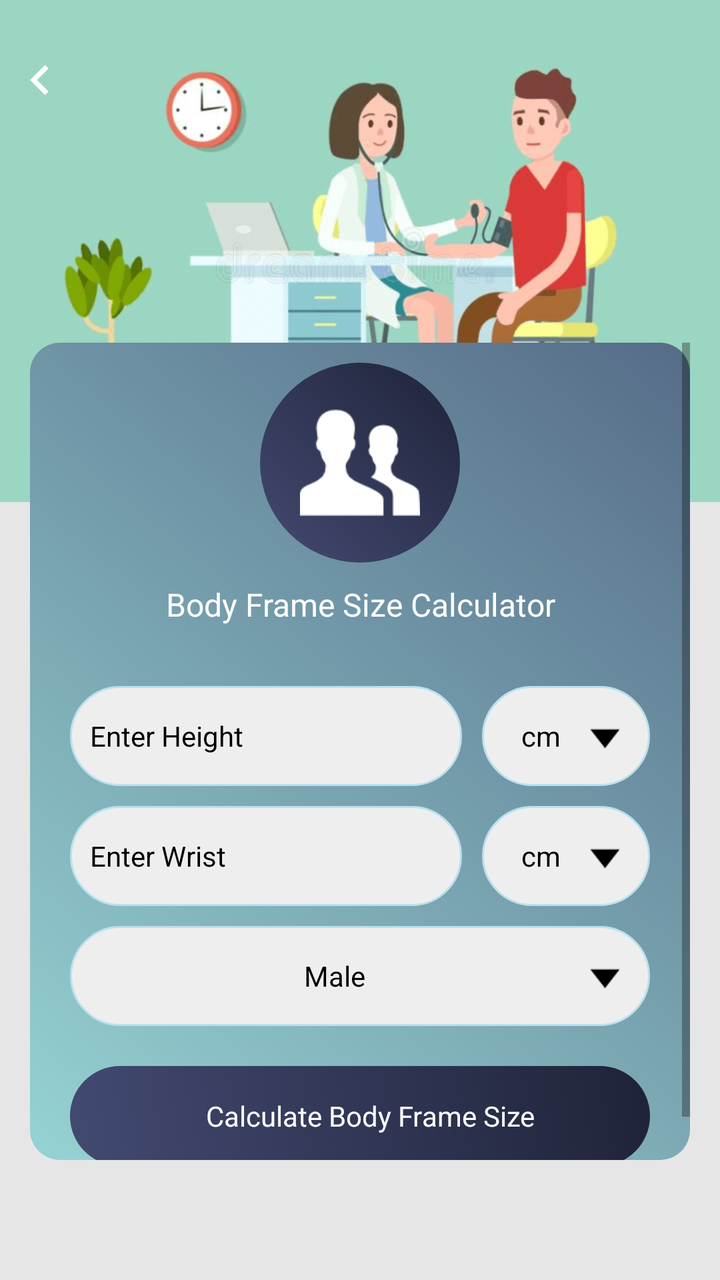
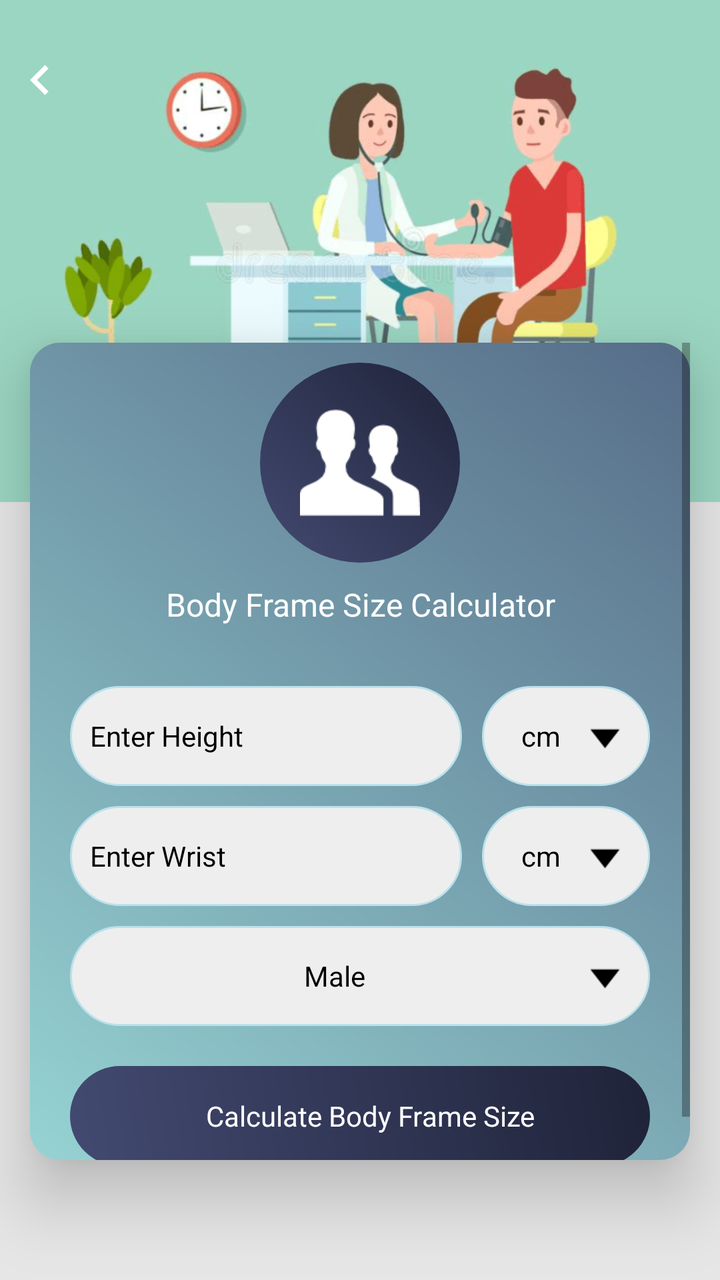

Two renders of the same Android screen: before a commit and after it. Below are the layout's source before the change and the commit's diff.
<!-- AndroidManifest.xml: application theme AppTheme -->
<!-- res/layout/body_frame_calculator.xml -->
<?xml version="1.0" encoding="utf-8"?>
<RelativeLayout xmlns:android="http://schemas.android.com/apk/res/android"
    xmlns:aapt="http://schemas.android.com/aapt"
    xmlns:app="http://schemas.android.com/apk/res-auto"
    android:layout_width="match_parent"
    android:layout_height="match_parent"
    android:background="@color/gray_color"
    android:orientation="vertical">

    <RelativeLayout
        android:id="@+id/banner"
        android:layout_width="match_parent"
        android:layout_height="wrap_content"
        android:background="@mipmap/calculator_banner_2">

    </RelativeLayout>

    <ImageView
        android:id="@+id/iv_back"
        android:layout_width="40dp"
        android:layout_height="40dp"
        android:layout_alignParentLeft="true"
        android:layout_alignParentTop="true"
        android:layout_marginTop="20dp"
        android:padding="5dp"
        android:src="@drawable/ic_chevron_left_white_24dp" />

    <LinearLayout
        android:id="@+id/cardviewone"
        android:layout_marginBottom="60dp"
        android:layout_width="match_parent"
        android:layout_height="wrap_content"
        android:layout_below="@+id/banner"
        android:layout_marginLeft="@dimen/text_15"
        android:layout_marginTop="-80dp"
        android:layout_marginRight="@dimen/text_15"
        android:orientation="horizontal"
        android:background="@drawable/a2_grad_black"
        app:cardElevation="20dip">


        <ScrollView
            android:layout_width="match_parent"
            android:layout_height="wrap_content"
            android:layout_above="@+id/normal_ad_include"
            android:layout_below="@+id/tv_body_frame">

            <LinearLayout
                android:layout_width="match_parent"
                android:layout_height="wrap_content"
                android:orientation="vertical">

                <RelativeLayout
                    android:layout_width="match_parent"
                    android:layout_height="wrap_content"
                    android:layout_above="@+id/cardviewone"
                    android:layout_marginTop="10dp">

                    <RelativeLayout
                        android:id="@+id/rel12"
                        android:layout_width="100dp"
                        android:layout_height="100dp"
                        android:layout_centerInParent="true"
                        android:background="@drawable/a3_grad">

                        <ImageView
                            android:id="@+id/iv_body_frame"
                            android:layout_width="60dp"
                            android:layout_height="60dp"
                            android:layout_centerInParent="true"
                            android:layout_centerHorizontal="true"
                            android:src="@drawable/img_body_frame_size" />
                    </RelativeLayout>
                </RelativeLayout>


                <TextView
                    android:id="@+id/tv_body_frame"
                    android:layout_width="match_parent"
                    android:layout_height="wrap_content"
                    android:layout_below="@+id/rel12"
                    android:layout_centerHorizontal="true"
                    android:layout_margin="10dp"
                    android:text="@string/Body_frame_size"
                    android:textAlignment="center"
                    android:textColor="@color/white"
                    android:textSize="@dimen/textsize_16" />


                <LinearLayout
                    android:id="@+id/ll_bmi"
                    android:layout_width="match_parent"
                    android:layout_height="wrap_content"
                    android:layout_centerInParent="true"
                    android:layout_margin="20dp"
                    android:orientation="vertical">

                    <LinearLayout
                        android:layout_width="match_parent"
                        android:layout_height="wrap_content"
                        android:layout_centerInParent="true"
                        android:orientation="horizontal"
                        android:weightSum="10">

                        <EditText
                            android:id="@+id/et_height"
                            android:layout_width="0dp"
                            android:layout_height="50dp"
                            android:layout_weight="7"
                            android:background="@drawable/corner2"
                            android:hint="@string/Enter_Height"
                            android:imeOptions="actionNext"
                            android:inputType="numberDecimal"
                            android:paddingLeft="10dp"
                            android:textColor="@color/black"
                            android:textColorHint="@color/black"
                            android:textSize="@dimen/textsize_14" />

                        <TextView
                            android:id="@+id/tv_heightunit"
                            android:layout_width="0dp"
                            android:layout_height="match_parent"
                            android:layout_marginLeft="10dp"
                            android:layout_weight="3"
                            android:background="@drawable/corner2"
                            android:drawableRight="@mipmap/down"
                            android:gravity="center"
                            android:padding="10dp"
                            android:text="@string/cm"
                            android:textColor="@color/black"
                            android:textColorHint="@color/black"
                            android:textSize="@dimen/textsize_14" />
                    </LinearLayout>

                    <LinearLayout
                        android:layout_width="match_parent"
                        android:layout_height="wrap_content"
                        android:layout_centerInParent="true"
                        android:layout_marginTop="10dp"
                        android:orientation="horizontal"
                        android:weightSum="10">

                        <EditText
                            android:id="@+id/et_weight"
                            android:layout_width="0dp"
                            android:layout_height="50dp"
                            android:layout_weight="7"
                            android:background="@drawable/corner2"
                            android:hint="@string/enter_wrist"
                            android:imeOptions="actionDone"
                            android:inputType="numberDecimal"
                            android:paddingLeft="10dp"
                            android:textColor="@color/black"
                            android:textColorHint="@color/black"
                            android:textSize="@dimen/textsize_14" />

                        <TextView
                            android:id="@+id/tv_weightunit"
                            android:layout_width="0dp"
                            android:layout_height="match_parent"
                            android:layout_marginLeft="10dp"
                            android:layout_weight="3"
                            android:background="@drawable/corner2"
                            android:drawableRight="@mipmap/down"
                            android:gravity="center"
                            android:padding="10dp"
                            android:paddingLeft="10dp"
                            android:text="@string/cm"
                            android:textColor="@color/black"
                            android:textColorHint="@color/black"
                            android:textSize="@dimen/textsize_14" />
                    </LinearLayout>

                    <LinearLayout
                        android:id="@+id/llbodyfat"
                        android:layout_width="match_parent"
                        android:layout_height="50dp"
                        android:layout_marginTop="10dp"
                        android:orientation="horizontal">

                        <TextView
                            android:id="@+id/tv_genderunit"
                            android:layout_width="0dp"
                            android:layout_height="match_parent"
                            android:layout_weight="7"
                            android:background="@drawable/corner2"
                            android:gravity="fill"
                            android:inputType="numberDecimal"
                            android:paddingLeft="10dp"
                            android:text="@string/Male"
                            android:textColor="@color/black"
                            android:textColorHint="@color/black"
                            android:textSize="@dimen/textsize_14"
                            android:visibility="gone" />

                        <TextView
                            android:id="@+id/tv_gender"
                            android:layout_width="0dp"
                            android:layout_height="match_parent"
                            android:layout_weight="3"
                            android:background="@drawable/corner2"
                            android:drawableRight="@mipmap/down"
                            android:gravity="center"
                            android:padding="10dp"
                            android:paddingLeft="10dp"
                            android:text="@string/Male"
                            android:textColor="@color/black"
                            android:textColorHint="@color/black"
                            android:textSize="@dimen/textsize_14" />
                    </LinearLayout>

                    <TextView
                        android:id="@+id/tv_search_bmi"
                        android:layout_width="match_parent"
                        android:layout_height="50dp"
                        android:layout_marginTop="20dp"
                        android:background="@drawable/a3_grad"
                        android:gravity="center"
                        android:paddingLeft="10dp"
                        android:text="@string/calculate_body_frame"
                        android:textColor="@color/white"
                        android:textColorHint="@color/white"
                        android:textSize="@dimen/textsize_14" />
                </LinearLayout>
            </LinearLayout>
        </ScrollView>

    </LinearLayout>

    <LinearLayout
        android:id="@+id/normal_ad_include"
        android:layout_width="match_parent"
        android:layout_height="wrap_content"
        android:orientation="vertical"
        android:layout_alignParentBottom="true"
        android:gravity="center"/>
</RelativeLayout>
<!-- resources referenced by this layout -->
<resources>
  <color name="black">#000000</color>
  <color name="gray_color">#E6E6E6</color>
  <color name="white">#ffffff</color>
  <dimen name="text_15">15sp</dimen>
  <dimen name="textsize_14">14sp</dimen>
  <dimen name="textsize_16">16sp</dimen>
  <!-- drawable a2_grad_black (drawable) -->
  <?xml version="1.0" encoding="utf-8"?>
  <shape xmlns:android="http://schemas.android.com/apk/res/android">
      <gradient
          android:angle="225"
          android:endColor="#96D3D3"
          android:startColor="#566C88" />
  
      <corners android:radius="15dp"/>
  
  </shape>
  <!-- drawable a3_grad (drawable) -->
  <?xml version="1.0" encoding="utf-8"?>
  <shape xmlns:android="http://schemas.android.com/apk/res/android">
  <gradient
      android:angle="225"
      android:endColor="#434A71"
      android:startColor="#1F2339" />
  
  <corners android:radius="200dp"/>
  
  </shape>
  <!-- drawable corner2 (drawable) -->
  <?xml version="1.0" encoding="utf-8"?>
  <shape xmlns:android="http://schemas.android.com/apk/res/android"
      android:shape="rectangle">
  
  
      <stroke
          android:width="1dp"
          android:color="#BBE1EB"/>
  
      <corners android:radius="200dp"/>
  
      <solid
          android:color="#EEEEEE"/>
  
  </shape>
  <!-- drawable ic_chevron_left_white_24dp (drawable) -->
  <vector android:height="24dp" android:tint="#FFFFFF"
      android:viewportHeight="24" android:viewportWidth="24"
      android:width="24dp" xmlns:android="http://schemas.android.com/apk/res/android">
      <path android:fillColor="@android:color/white" android:pathData="M15.41,7.41L14,6l-6,6 6,6 1.41,-1.41L10.83,12z"/>
  </vector>
  <!-- drawable img_body_frame_size: png bitmap (drawable, 1251 bytes) -->
  <!-- mipmap calculator_banner_2: png bitmap (mipmap-xhdpi, 70074 bytes) -->
  <!-- mipmap down: png bitmap (mipmap-xhdpi, 325 bytes) -->
  <string name="Body_frame_size">Body Frame Size Calculator</string>
  <string name="Enter_Height">Enter Height</string>
  <string name="Male">Male</string>
  <string name="calculate_body_frame">Calculate Body Frame Size</string>
  <string name="cm">cm</string>
  <string name="enter_wrist">Enter Wrist</string>
  <style name="AppTheme" parent="Theme.AppCompat.Light.DarkActionBar">
          
          <item name="colorPrimary">@color/colorPrimary</item>
          <item name="colorPrimaryDark">@color/colorPrimaryDark</item>
          <item name="colorAccent">@color/colorAccent</item>
      </style>
  <color name="colorPrimary">#434A71</color>
  <color name="colorPrimaryDark">#1F2339</color>
  <color name="colorAccent">#1F2339</color>
</resources>

<!-- the commit's change to res/layout/body_frame_calculator.xml (unified diff, before → after) -->
@@ -36,7 +36,7 @@
         android:layout_marginRight="@dimen/text_15"
         android:orientation="horizontal"
         android:background="@drawable/a2_grad_black"
-        app:cardElevation="20dip">
+        android:elevation="20dp">
 
 
         <ScrollView
